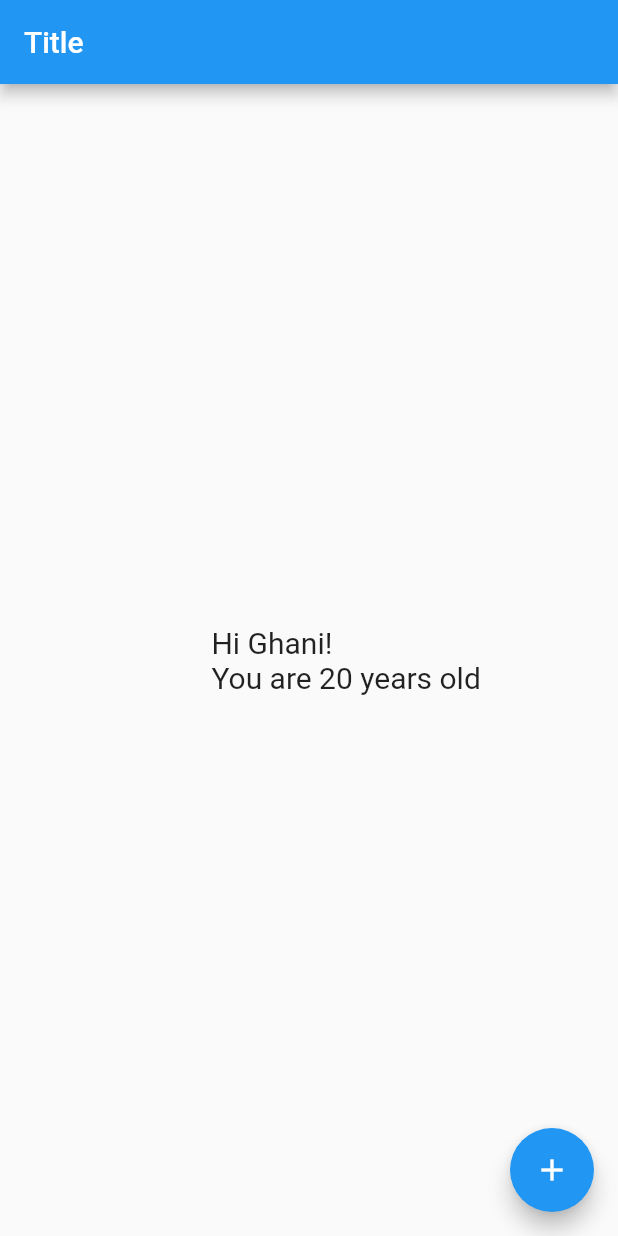
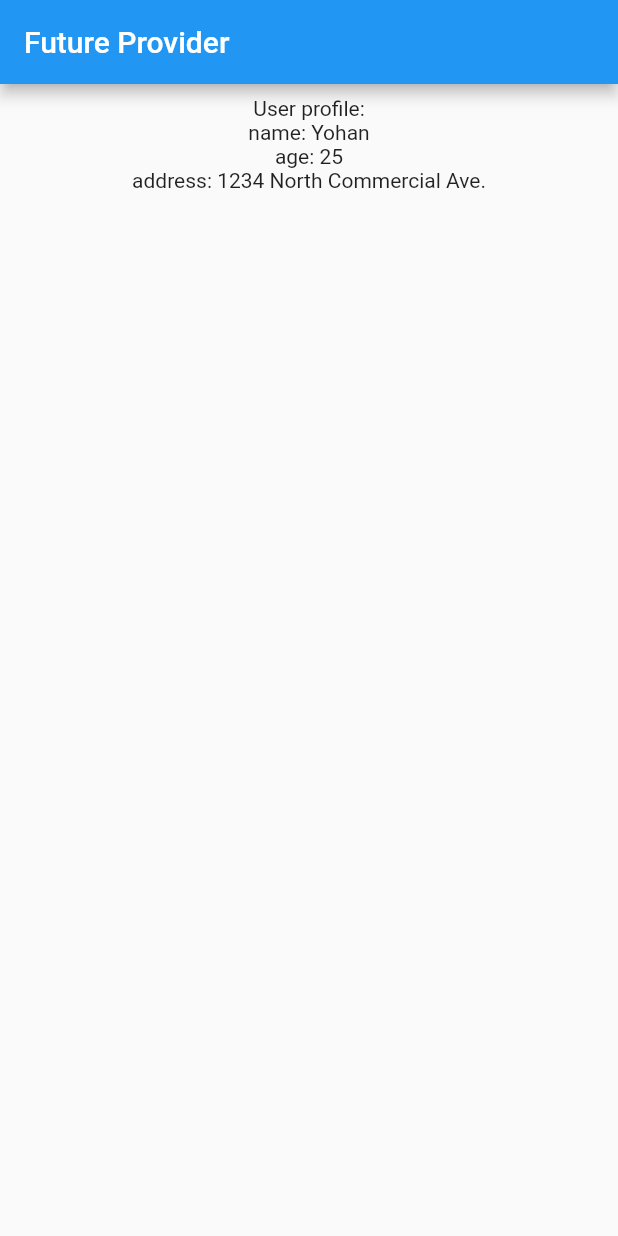
Before and after one commit to ghaan1/flutter-provider-basic, a Flutter app: the screen it shows after launch, on a phone screen of 412 x 824 dp. Run offline on Flutter 3.47's test engine with Material 2 defaults, Android fonts, the phone set to English and light mode, and no system bars.

Commit message:
Future Provider

```diff
--- a/lib/main.dart
+++ b/lib/main.dart
@@ -1,60 +1,77 @@
-import 'package:belajar_provider/person.dart';
 import 'package:flutter/material.dart';
 import 'package:provider/provider.dart';
 
+class Person {
+  final String name;
+  int age;
+  Person({
+    required this.name,
+    required this.age
+    });
+}
+
+class Home {
+  final String city = "Portland";
+
+  Future<String> get fetchAddress {
+    final address = Future.delayed(const Duration(seconds: 5), () {
+      return '1234 North Commercial Ave.';
+    });
+
+    return address;
+  }
+}
+
 void main() {
   runApp(
-   ChangeNotifierProvider(
-      create: (_) => Person(name: "Ghani", age: 20),
-      child: const MyApp(),
+    Provider<Person>(
+      create: (_) => Person(name: 'Yohan', age: 25),
+      child: FutureProvider<String>(
+        create: (context) => Home().fetchAddress,
+        initialData: "fetching address...",
+        child: MyApp(),
+      ),
     ),
   );
 }
 
 class MyApp extends StatelessWidget {
-  const MyApp({super.key});
-
   @override
   Widget build(BuildContext context) {
-    return MaterialApp(
-      title: 'Flutter Demo',
-      theme: ThemeData(
-        primarySwatch: Colors.blue,
-      ),
-      home: MyNamePage(),
+    return const MaterialApp(
+      home: MyHomePage(),
     );
   }
 }
 
-class MyNamePage extends StatelessWidget {
+class MyHomePage extends StatelessWidget {
+  const MyHomePage({super.key});
+
   @override
   Widget build(BuildContext context) {
-    return Selector<Person, String>(
-      selector: (_, Person person) => person.name,
-      builder: (context, String name, child) {
-        return Scaffold(
-      appBar: AppBar(title: Text('Title'),
+    return Scaffold(
+      appBar: AppBar(
+        title: Text("Future Provider"),
       ),
-      body: Center(
-        child:
-          Text(
-           '''
-          Hi ${name}!
-          You are ${Provider.of<Person>(context).age} years old''',
-          style: TextStyle(
-            fontSize: 20
+      body: Padding(
+        padding: const EdgeInsets.all(8.0),
+        child: Center(
+          child: Consumer<Person>(
+            builder: (context, Person person, child) {
+              return Column(
+                children: <Widget>[
+                  Text("User profile:"),
+                  Text("name: ${person.name}"),
+                  Text("age: ${person.age}"),
+                  Consumer<String>(builder: (context, String address, child) {
+                    return Text("address: $address");
+                  }),
+                ],
+              );
+            },
           ),
-          ),
-      ),
-      floatingActionButton: FloatingActionButton(
-        onPressed: (){
-          Provider.of<Person>(context,listen: false).increaseAge();
-      },
-      child: Icon(Icons.add),
+        ),
       ),
     );
-      },
-      );
-
   }
 }
```
